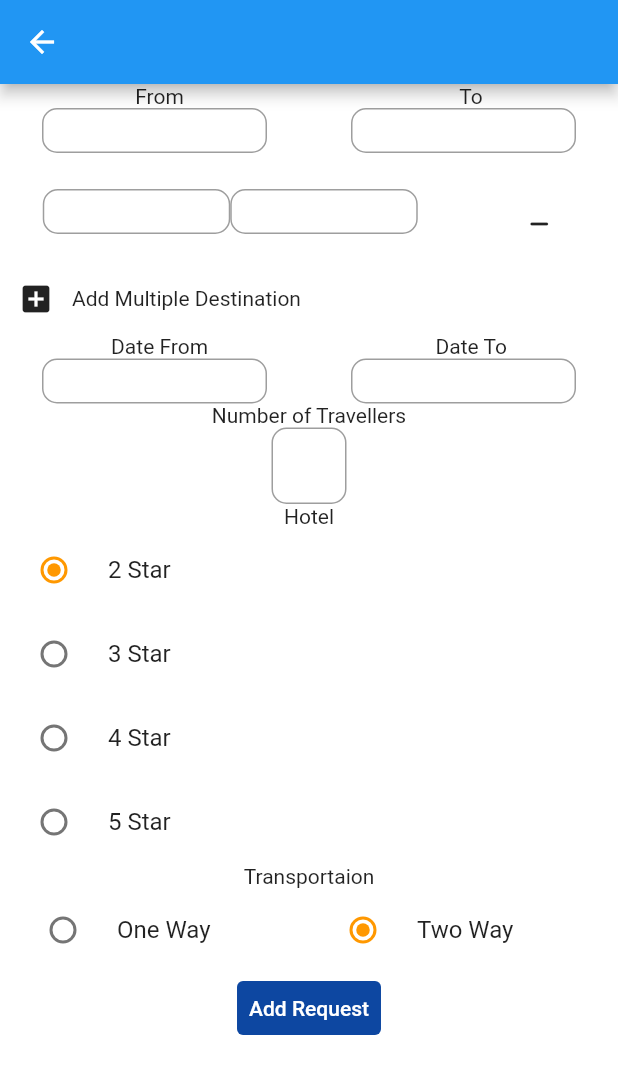
After one commit to reewaz401/trabeely_app, a Flutter app: the CreateTour screen opened directly, after a tap on the "add box" icon, on a phone screen of 412 x 824 dp. The commit adds this screen. Shown: the top 1074 px of the screen. Run offline on Flutter 3.47's test engine with Material 2 defaults, Android fonts, the light colour scheme and no system bars; our stand-ins replace bubble_tab_indicator, cool_alert, date_time_picker, flutter_svg, image_picker, shared_preferences; accounts and stored records are empty; project files that could hold a hidden picture were left out.

Commit message:
create booking base added

```diff
--- /dev/null
+++ b/lib/screens/CreateTour/createTour.dart
@@ -0,0 +1,240 @@
+import 'package:flutter/material.dart';
+
+class CreateTour extends StatefulWidget {
+  @override
+  _CreateTourState createState() => _CreateTourState();
+}
+
+class _CreateTourState extends State<CreateTour> {
+  String hotel = '2 Star';
+  int destination = 0;
+  String transportationway = 'Two Way';
+
+  @override
+  Widget build(BuildContext context) {
+    Widget deestinationFieldIncreaser() {
+      return Column(
+        children: [
+          Row(children: [
+            IconButton(
+                icon: Icon(
+                  Icons.add_box,
+                ),
+                onPressed: () {
+                  setState(() {
+                    destination++;
+                  });
+                }),
+            Text('Add Multiple Destination'),
+          ]),
+        ],
+      );
+    }
+
+    return Scaffold(
+      appBar: AppBar(),
+      body: SingleChildScrollView(
+        child: Center(
+          child: Container(
+            child: Column(
+              mainAxisAlignment: MainAxisAlignment.start,
+              children: [
+                Row(
+                  mainAxisAlignment: MainAxisAlignment.spaceAround,
+                  children: [Text('From '), Text('To')],
+                ),
+                Center(
+                  child: Row(
+                    mainAxisAlignment: MainAxisAlignment.spaceAround,
+                    children: [
+                      Container(
+                        width: 150,
+                        height: 30,
+                        child: textfield(),
+                      ),
+                      Container(
+                        width: 150,
+                        height: 30,
+                        child: textfield(),
+                      ),
+                    ],
+                  ),
+                ),
+                Center(
+                  child: Column(
+                    children: [
+                      ListView.builder(
+                          shrinkWrap: true,
+                          itemCount: destination,
+                          itemBuilder: (context, index) {
+                            return Column(
+                              children: [
+                                SizedBox(
+                                  height: 15,
+                                ),
+                                Center(
+                                  child: Row(
+                                    mainAxisAlignment:
+                                        MainAxisAlignment.spaceAround,
+                                    children: [
+                                      Row(
+                                        children: [
+                                          Container(
+                                            width: 125,
+                                            height: 30,
+                                            child: textfield(),
+                                          ),
+                                          Container(
+                                            width: 125,
+                                            height: 30,
+                                            child: textfield(),
+                                          ),
+                                        ],
+                                      ),
+                                      IconButton(
+                                          icon: Icon(Icons.minimize_rounded),
+                                          onPressed: () {
+                                            setState(() {
+                                              destination--;
+                                            });
+                                          })
+                                    ],
+                                  ),
+                                ),
+                                SizedBox(
+                                  height: 10,
+                                )
+                              ],
+                            );
+                          }),
+                    ],
+                  ),
+                ),
+                deestinationFieldIncreaser(),
+                Row(
+                  mainAxisAlignment: MainAxisAlignment.spaceAround,
+                  children: [Text('Date From '), Text('Date To')],
+                ),
+                Row(
+                  mainAxisAlignment: MainAxisAlignment.spaceAround,
+                  children: [
+                    Container(
+                      width: 150,
+                      height: 30,
+                      child: textfield(),
+                    ),
+                    Container(
+                      width: 150,
+                      height: 30,
+                      child: textfield(),
+                    ),
+                  ],
+                ),
+                Text('Number of Travellers'),
+                SizedBox(
+                  width: 50,
+                  child: textfield(),
+                ),
+                Text('Hotel'),
+                RadioListTile(
+                    title: Text('2 Star'),
+                    value: '2 Star',
+                    groupValue: hotel,
+                    onChanged: (value) {
+                      setState(() {
+                        hotel = value;
+                      });
+                    }),
+                RadioListTile(
+                    title: Text('3 Star'),
+                    value: '3 Star',
+                    groupValue: hotel,
+                    onChanged: (value) {
+                      setState(() {
+                        hotel = value;
+                      });
+                    }),
+                RadioListTile(
+                    title: Text('4 Star'),
+                    value: '4 Star',
+                    groupValue: hotel,
+                    onChanged: (value) {
+                      setState(() {
+                        hotel = value;
+                      });
+                    }),
+                RadioListTile(
+                  title: Text('5 Star'),
+                  value: '5 Star',
+                  groupValue: hotel,
+                  onChanged: (value) {
+                    setState(() {
+                      hotel = value;
+                    });
+                  },
+                ),
+                Text('Transportaion'),
+                SingleChildScrollView(
+                  scrollDirection: Axis.horizontal,
+                  child: Row(
+                    children: [
+                      SizedBox(
+                        width: 200,
+                        child: RadioListTile(
+                          title: Text('One Way'),
+                          value: 'One Way',
+                          groupValue: transportationway,
+                          onChanged: (a) {
+                            setState(() {
+                              transportationway = a;
+                            });
+                          },
+                        ),
+                      ),
+                      SizedBox(
+                        width: 200,
+                        child: RadioListTile(
+                          title: Text('Two Way'),
+                          value: 'Two Way',
+                          groupValue: transportationway,
+                          onChanged: (a) {
+                            setState(() {
+                              transportationway = a;
+                            });
+                          },
+                        ),
+                      )
+                    ],
+                  ),
+                ),
+                TextButton(
+                  style: TextButton.styleFrom(
+                      backgroundColor: Colors.blue[900], primary: Colors.white),
+                  onPressed: () {},
+                  child: Text('Add Request'),
+                ),
+              ],
+            ),
+          ),
+        ),
+      ),
+    );
+  }
+}
+
+Widget textfield() {
+  return TextField(
+    keyboardType: TextInputType.number,
+    decoration: InputDecoration(
+      isDense: true,
+      enabledBorder: OutlineInputBorder(
+        borderRadius: BorderRadius.circular(10.0),
+        borderSide: BorderSide(color: Colors.grey),
+      ),
+      focusedBorder: OutlineInputBorder(
+        borderRadius: BorderRadius.circular(10.0),
+        borderSide: BorderSide(color: Colors.red),
+      ),
+    ),
+  );
+}
--- a/lib/screens/homePage/homePage_screen.dart
+++ b/lib/screens/homePage/homePage_screen.dart
@@ -99,6 +99,7 @@ class _HomePageScreenState extends State<HomePageScreen> {
             HomepageCard()
           ],
         ),
-        ));
+      ),
+    );
   }
 }
--- a/lib/screens/tabsScreen/tabs_screen.dart
+++ b/lib/screens/tabsScreen/tabs_screen.dart
@@ -1,5 +1,5 @@
 import 'package:flutter/material.dart';
-import 'package:flutter_svg/svg.dart';
+import 'package:travel/screens/CreateTour/createTour.dart';
 import 'package:shared_preferences/shared_preferences.dart';
 import 'package:travel/screens/homePage/components/search_widget.dart';
 
@@ -37,7 +37,6 @@ class _TabsScreenState extends State<TabsScreen> {
 
   @override
   void didChangeDependencies() async {
-    // TODO: implement didChangeDependencies
     final SharedPreferences prefs = await SharedPreferences.getInstance();
     userName = prefs.getString('username');
     super.didChangeDependencies();
@@ -52,6 +51,13 @@ class _TabsScreenState extends State<TabsScreen> {
   @override
   Widget build(BuildContext context) {
     return Scaffold(
+      floatingActionButton: FloatingActionButton(
+        onPressed: () {
+          Navigator.push(
+              context, MaterialPageRoute(builder: (ctx) => CreateTour()));
+        },
+        child: Icon(Icons.add),
+      ),
       key: _scaffoldKey,
       endDrawer: Drawer(child: drawerList()),
       appBar: _pages[_selectedPageIndex]['title'] == 'Home'
```
Lines whose indentation alone changed are shown as unchanged.
